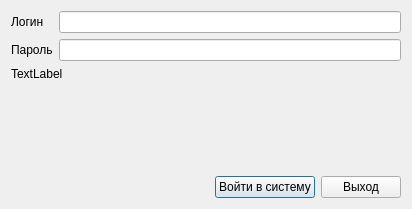
Before: the Qt Designer form src/loader/logindialog.ui in megakoko/m-system, drawn with Qt 5.
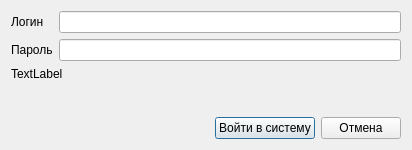
After: the same form once the commit is applied.

```diff
--- a/src/loader/logindialog.ui
+++ b/src/loader/logindialog.ui
@@ -7,7 +7,7 @@
     <x>0</x>
     <y>0</y>
     <width>412</width>
-    <height>209</height>
+    <height>150</height>
    </rect>
   </property>
   <property name="windowTitle">
@@ -93,7 +93,7 @@
      <item>
       <widget class="QPushButton" name="m_quit">
        <property name="text">
-        <string>Выход</string>
+        <string>Отмена</string>
        </property>
       </widget>
      </item>
```
Left out of the diff: 6 changed lines with no effect on the pictures.
